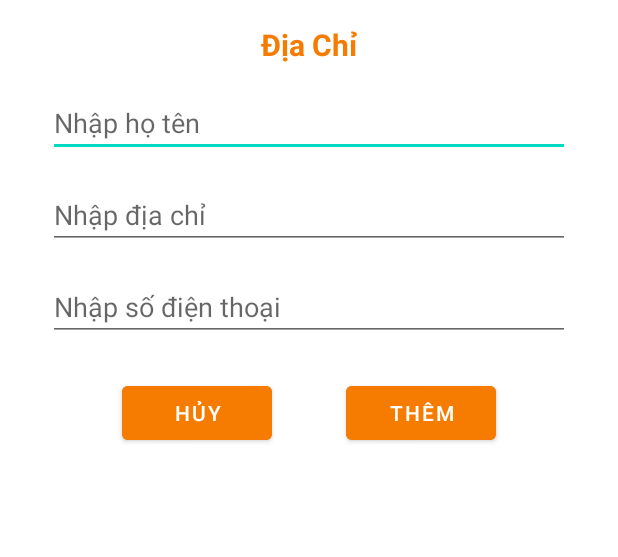
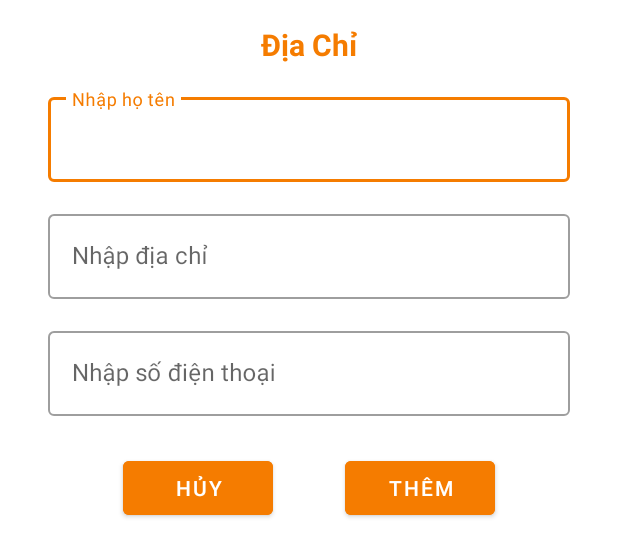
Before and after one commit to ManhCuong21/QuanLyNhaHang, an Android app: the layout layout_them_dia_chi.xml on its own in the app's theme, with its tools: preview values and no code run, on a phone screen of 412 x 824 dp. Shown: the top 557 px of the screen. Run offline under Robolectric (Android 15) with nearby library versions, the phone set to English and light mode, and no system bars.

Commit message:
sửa giao diện dialog sửa địa chỉ phần thanh toán

```diff
--- a/app/src/main/res/layout/layout_them_dia_chi.xml
+++ b/app/src/main/res/layout/layout_them_dia_chi.xml
@@ -1,85 +1,14 @@
 <?xml version="1.0" encoding="utf-8"?>
-<androidx.constraintlayout.widget.ConstraintLayout xmlns:android="http://schemas.android.com/apk/res/android"
+<LinearLayout xmlns:android="http://schemas.android.com/apk/res/android"
     xmlns:app="http://schemas.android.com/apk/res-auto"
     xmlns:tools="http://schemas.android.com/tools"
     android:layout_width="match_parent"
-    android:layout_height="wrap_content">
-
-    <EditText
-        android:id="@+id/edtHoTen"
-        android:layout_width="0dp"
-        android:layout_height="wrap_content"
-        android:layout_marginStart="32dp"
-        android:layout_marginTop="16dp"
-        android:layout_marginEnd="32dp"
-        android:ems="10"
-        android:hint="Nhập họ tên"
-        android:inputType="textPersonName"
-        app:layout_constraintEnd_toEndOf="parent"
-        app:layout_constraintStart_toStartOf="parent"
-        app:layout_constraintTop_toBottomOf="@+id/tvTitle" />
-
-    <EditText
-        android:id="@+id/edtDiaChi"
-        android:layout_width="0dp"
-        android:layout_height="wrap_content"
-        android:layout_marginStart="32dp"
-        android:layout_marginTop="16dp"
-        android:layout_marginEnd="32dp"
-        android:ems="10"
-        android:hint="Nhập địa chỉ"
-        android:inputType="textPersonName"
-        app:layout_constraintEnd_toEndOf="parent"
-        app:layout_constraintStart_toStartOf="parent"
-        app:layout_constraintTop_toBottomOf="@+id/edtHoTen" />
-
-    <EditText
-        android:id="@+id/edtSDT"
-        android:layout_width="0dp"
-        android:layout_height="wrap_content"
-        android:layout_marginStart="32dp"
-        android:layout_marginTop="16dp"
-        android:layout_marginEnd="32dp"
-        android:ems="10"
-        android:hint="Nhập số điện thoại"
-        android:inputType="textPersonName"
-        app:layout_constraintEnd_toEndOf="parent"
-        app:layout_constraintStart_toStartOf="parent"
-        app:layout_constraintTop_toBottomOf="@+id/edtDiaChi" />
-
-    <Button
-        android:textColor="@color/white"
-        android:id="@+id/btnHuy"
-        android:layout_width="wrap_content"
-        android:layout_height="wrap_content"
-        android:layout_marginStart="32dp"
-        android:layout_marginTop="24dp"
-        android:layout_marginBottom="16dp"
-        android:backgroundTint="@color/orange"
-        android:minWidth="100dp"
-        android:text="Hủy"
-        app:layout_constraintBottom_toBottomOf="parent"
-        app:layout_constraintEnd_toStartOf="@+id/btnThemDiaChi"
-        app:layout_constraintStart_toStartOf="parent"
-        app:layout_constraintTop_toBottomOf="@+id/edtSDT" />
-
-    <Button
-        android:textColor="@color/white"
-        android:id="@+id/btnThemDiaChi"
-        android:layout_width="wrap_content"
-        android:layout_height="wrap_content"
-        android:layout_marginTop="24dp"
-        android:layout_marginEnd="32dp"
-        android:backgroundTint="@color/orange"
-        android:minWidth="100dp"
-        android:text="Thêm"
-        app:layout_constraintEnd_toEndOf="parent"
-        app:layout_constraintStart_toEndOf="@+id/btnHuy"
-        app:layout_constraintTop_toBottomOf="@+id/edtSDT" />
+    android:layout_height="wrap_content"
+    android:orientation="vertical">
 
     <TextView
         android:id="@+id/tvTitle"
-        android:layout_width="0dp"
+        android:layout_width="match_parent"
         android:layout_height="wrap_content"
         android:layout_marginTop="16dp"
         android:gravity="center"
@@ -91,4 +20,87 @@
         app:layout_constraintStart_toStartOf="parent"
         app:layout_constraintTop_toTopOf="parent" />
 
-</androidx.constraintlayout.widget.ConstraintLayout>
+    <com.google.android.material.textfield.TextInputLayout
+        style="@style/Widget.MaterialComponents.TextInputLayout.OutlinedBox"
+        android:layout_width="match_parent"
+        android:layout_height="wrap_content"
+        android:layout_marginStart="32dp"
+        android:layout_marginTop="16dp"
+        android:layout_marginEnd="32dp"
+        android:hint="Nhập họ tên">
+
+        <EditText
+            android:id="@+id/edtHoTen"
+            android:layout_width="match_parent"
+            android:layout_height="wrap_content"
+            android:ems="10"
+            android:inputType="textPersonName" />
+    </com.google.android.material.textfield.TextInputLayout>
+
+
+    <com.google.android.material.textfield.TextInputLayout
+        style="@style/Widget.MaterialComponents.TextInputLayout.OutlinedBox"
+        android:layout_width="match_parent"
+        android:layout_height="wrap_content"
+        android:layout_marginStart="32dp"
+        android:layout_marginTop="16dp"
+        android:layout_marginEnd="32dp"
+        android:hint="Nhập địa chỉ">
+
+        <EditText
+            android:id="@+id/edtDiaChi"
+            android:layout_width="match_parent"
+            android:layout_height="wrap_content"
+            android:ems="10"
+            android:inputType="textPersonName" />
+    </com.google.android.material.textfield.TextInputLayout>
+
+    <com.google.android.material.textfield.TextInputLayout
+        style="@style/Widget.MaterialComponents.TextInputLayout.OutlinedBox"
+        android:layout_width="match_parent"
+        android:layout_height="wrap_content"
+        android:layout_marginStart="32dp"
+        android:layout_marginTop="16dp"
+        android:layout_marginEnd="32dp"
+        android:hint="Nhập số điện thoại">
+
+        <EditText
+            android:id="@+id/edtSDT"
+            android:layout_width="match_parent"
+            android:layout_height="wrap_content"
+            android:ems="10"
+            android:inputType="phone" />
+    </com.google.android.material.textfield.TextInputLayout>
+
+    <LinearLayout
+        android:layout_width="match_parent"
+        android:layout_height="wrap_content"
+        android:layout_marginHorizontal="32dp"
+        android:layout_marginTop="24dp"
+        android:layout_marginBottom="16dp"
+        android:gravity="center"
+        android:orientation="horizontal">
+
+        <Button
+            android:id="@+id/btnHuy"
+            android:layout_width="wrap_content"
+            android:layout_height="wrap_content"
+            android:layout_marginRight="24dp"
+            android:backgroundTint="@color/orange"
+            android:minWidth="100dp"
+            android:text="Hủy"
+            android:textColor="@color/white" />
+
+        <Button
+            android:id="@+id/btnThemDiaChi"
+            android:layout_width="wrap_content"
+            android:layout_height="wrap_content"
+            android:layout_marginLeft="24dp"
+            android:backgroundTint="@color/orange"
+            android:minWidth="100dp"
+            android:text="Thêm"
+            android:textColor="@color/white" />
+    </LinearLayout>
+
+
+</LinearLayout>
```
